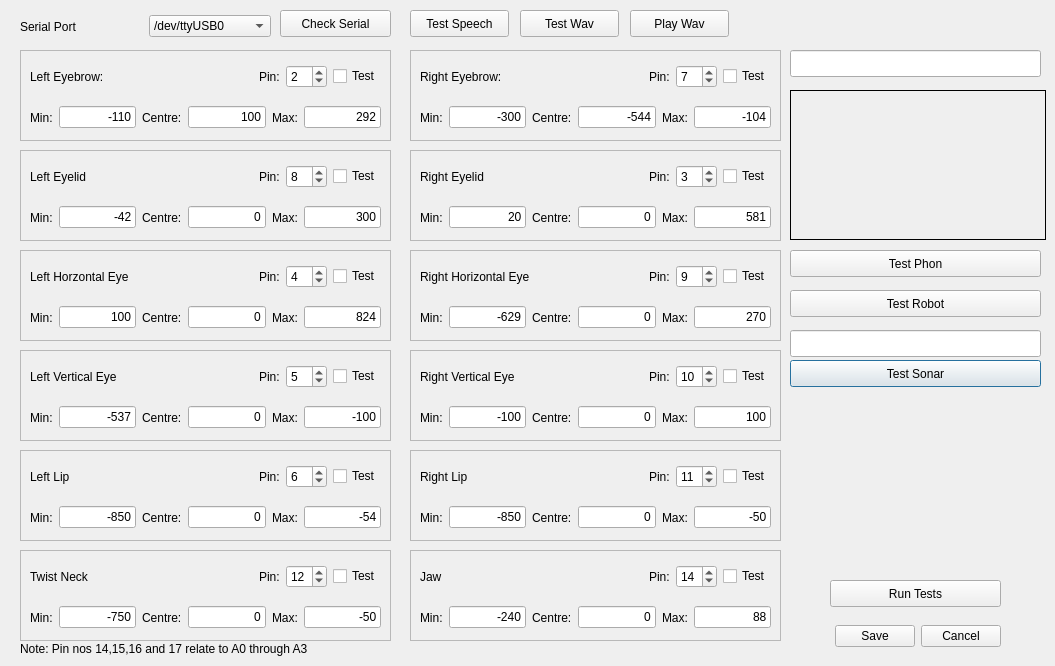
First picture: the form in Fritz/configwindow.ui, repository ptbw/Fritz-Qt5-project-for-Raspberry-Pi, before the edit.
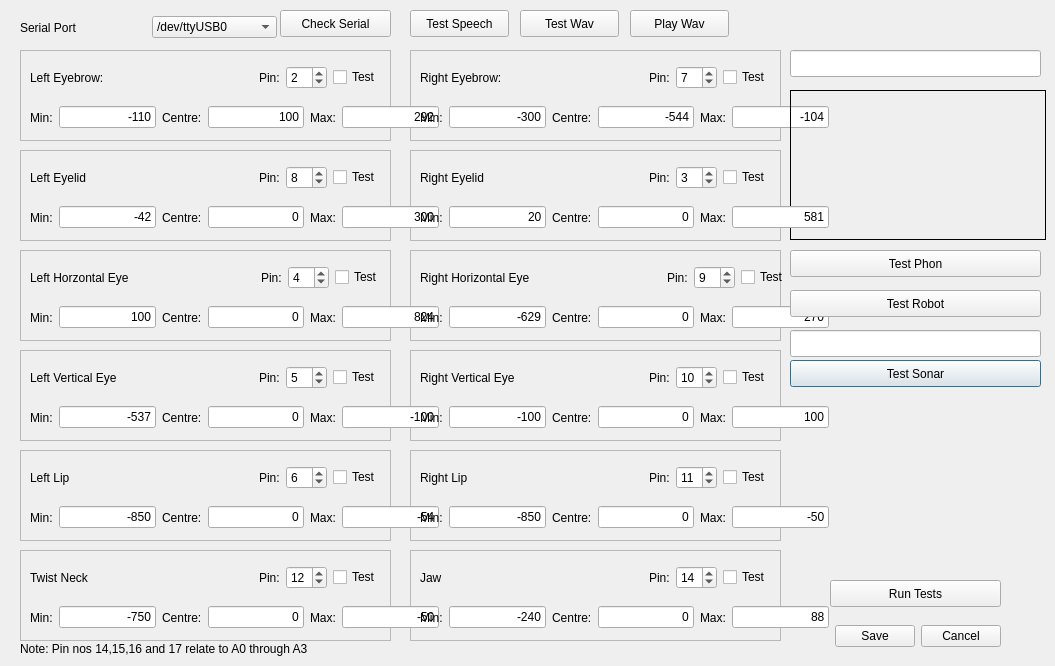
Second picture: the form after the edit.

What changed in the file:
```diff
--- a/Fritz/configwindow.ui
+++ b/Fritz/configwindow.ui
@@ -66,7 +66,7 @@
     <rect>
      <x>30</x>
      <y>100</y>
-     <width>351</width>
+     <width>409</width>
      <height>35</height>
     </rect>
    </property>
@@ -130,7 +130,7 @@
      <x>30</x>
      <y>60</y>
      <width>351</width>
-     <height>33</height>
+     <height>35</height>
     </rect>
    </property>
    <layout class="QHBoxLayout" name="horizontalLayout_2">
@@ -219,7 +219,7 @@
      <x>420</x>
      <y>60</y>
      <width>351</width>
-     <height>33</height>
+     <height>35</height>
     </rect>
    </property>
    <layout class="QHBoxLayout" name="horizontalLayout_4">
@@ -274,7 +274,7 @@
     <rect>
      <x>420</x>
      <y>100</y>
-     <width>351</width>
+     <width>409</width>
      <height>35</height>
     </rect>
    </property>
@@ -421,8 +421,8 @@
     <rect>
      <x>20</x>
      <y>10</y>
-     <width>251</width>
-     <height>33</height>
+     <width>257</width>
+     <height>35</height>
     </rect>
    </property>
    <layout class="QHBoxLayout" name="horizontalLayout">
@@ -435,6 +435,9 @@
     </item>
     <item>
      <widget class="QComboBox" name="comboBox">
+      <property name="currentText">
+       <string>/dev/ttyUSB0</string>
+      </property>
       <item>
        <property name="text">
         <string>/dev/ttyUSB0</string>
@@ -449,7 +452,7 @@
     <rect>
      <x>30</x>
      <y>200</y>
-     <width>351</width>
+     <width>409</width>
      <height>35</height>
     </rect>
    </property>
@@ -529,7 +532,7 @@
      <x>30</x>
      <y>160</y>
      <width>351</width>
-     <height>33</height>
+     <height>35</height>
     </rect>
    </property>
    <layout class="QHBoxLayout" name="horizontalLayout_7">
@@ -584,7 +587,7 @@
     <rect>
      <x>30</x>
      <y>300</y>
-     <width>351</width>
+     <width>409</width>
      <height>35</height>
     </rect>
    </property>
@@ -663,8 +666,8 @@
     <rect>
      <x>30</x>
      <y>260</y>
-     <width>351</width>
-     <height>33</height>
+     <width>353</width>
+     <height>35</height>
     </rect>
    </property>
    <layout class="QHBoxLayout" name="horizontalLayout_9">
@@ -719,7 +722,7 @@
     <rect>
      <x>30</x>
      <y>400</y>
-     <width>351</width>
+     <width>409</width>
      <height>35</height>
     </rect>
    </property>
@@ -799,7 +802,7 @@
      <x>30</x>
      <y>360</y>
      <width>351</width>
-     <height>33</height>
+     <height>35</height>
     </rect>
    </property>
    <layout class="QHBoxLayout" name="horizontalLayout_11">
@@ -854,7 +857,7 @@
     <rect>
      <x>30</x>
      <y>500</y>
-     <width>351</width>
+     <width>409</width>
      <height>35</height>
     </rect>
    </property>
@@ -934,7 +937,7 @@
      <x>30</x>
      <y>460</y>
      <width>351</width>
-     <height>33</height>
+     <height>35</height>
     </rect>
    </property>
    <layout class="QHBoxLayout" name="horizontalLayout_13">
@@ -989,7 +992,7 @@
     <rect>
      <x>30</x>
      <y>600</y>
-     <width>351</width>
+     <width>409</width>
      <height>35</height>
     </rect>
    </property>
@@ -1069,7 +1072,7 @@
      <x>30</x>
      <y>560</y>
      <width>351</width>
-     <height>33</height>
+     <height>35</height>
     </rect>
    </property>
    <layout class="QHBoxLayout" name="horizontalLayout_15">
@@ -1124,7 +1127,7 @@
     <rect>
      <x>420</x>
      <y>200</y>
-     <width>351</width>
+     <width>409</width>
      <height>35</height>
     </rect>
    </property>
@@ -1204,7 +1207,7 @@
      <x>420</x>
      <y>160</y>
      <width>351</width>
-     <height>33</height>
+     <height>35</height>
     </rect>
    </property>
    <layout class="QHBoxLayout" name="horizontalLayout_17">
@@ -1259,7 +1262,7 @@
     <rect>
      <x>420</x>
      <y>300</y>
-     <width>351</width>
+     <width>409</width>
      <height>35</height>
     </rect>
    </property>
@@ -1338,8 +1341,8 @@
     <rect>
      <x>420</x>
      <y>260</y>
-     <width>351</width>
-     <height>33</height>
+     <width>369</width>
+     <height>35</height>
     </rect>
    </property>
    <layout class="QHBoxLayout" name="horizontalLayout_19">
@@ -1394,7 +1397,7 @@
     <rect>
      <x>420</x>
      <y>400</y>
-     <width>351</width>
+     <width>409</width>
      <height>35</height>
     </rect>
    </property>
@@ -1474,7 +1477,7 @@
      <x>420</x>
      <y>360</y>
      <width>351</width>
-     <height>33</height>
+     <height>35</height>
     </rect>
    </property>
    <layout class="QHBoxLayout" name="horizontalLayout_21">
@@ -1529,7 +1532,7 @@
     <rect>
      <x>420</x>
      <y>500</y>
-     <width>351</width>
+     <width>409</width>
      <height>35</height>
     </rect>
    </property>
@@ -1609,7 +1612,7 @@
      <x>420</x>
      <y>460</y>
      <width>351</width>
-     <height>33</height>
+     <height>35</height>
     </rect>
    </property>
    <layout class="QHBoxLayout" name="horizontalLayout_23">
@@ -1664,7 +1667,7 @@
     <rect>
      <x>420</x>
      <y>600</y>
-     <width>351</width>
+     <width>409</width>
      <height>35</height>
     </rect>
    </property>
@@ -1744,7 +1747,7 @@
      <x>420</x>
      <y>560</y>
      <width>351</width>
-     <height>33</height>
+     <height>35</height>
     </rect>
    </property>
    <layout class="QHBoxLayout" name="horizontalLayout_25">
```
